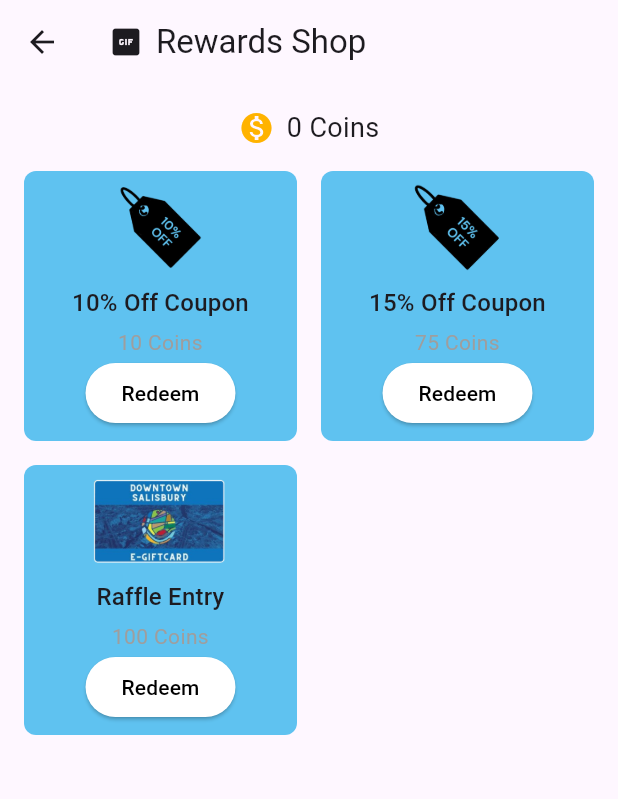
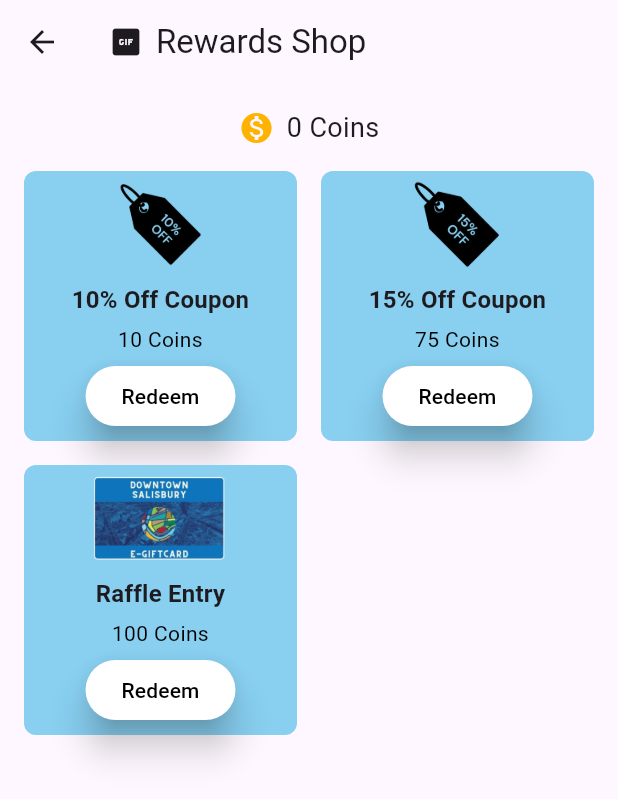
Before and after one commit to seanb1526/DowntownSalisbury-Flutter, a Flutter app: the RewardsScreen screen opened directly, on a phone screen of 412 x 824 dp. Shown: the top 799 px of the screen. Run offline on Flutter 3.47's test engine with Material 3 defaults, Android fonts, the phone set to English and light mode, and no system bars; our stand-ins replace cloud_firestore, firebase_auth, firebase_core, firebase_messaging, flutter_svg, location and 2 more; missing offline and left inert: flutter_inappwebview, flutter_reactive_ble; accounts and stored records are empty.

Commit message:
Final design and styling for Beta v1 of Reward Store complete

```diff
--- a/lib/widgets/reward_item.dart
+++ b/lib/widgets/reward_item.dart
@@ -18,7 +18,7 @@ class RewardItem extends StatelessWidget {
     return Container(
       decoration: BoxDecoration(
         color: const Color.fromARGB(
-            255, 95, 194, 240), // Light blue background color
+            255, 136, 207, 240), // Light blue background color
         borderRadius: BorderRadius.circular(8),
       ),
       child: Column(
@@ -38,15 +38,18 @@ class RewardItem extends StatelessWidget {
           SizedBox(height: 8),
           Text(
             title,
-            style: Theme.of(context).textTheme.titleMedium,
+            style: Theme.of(context).textTheme.titleMedium?.copyWith(
+                  fontWeight: FontWeight.bold, // Makes the text bold
+                ),
             textAlign: TextAlign.center, // Center the title text
           ),
           SizedBox(height: 4),
           Text(
             cost,
-            style: TextStyle(color: Colors.grey),
+            style: TextStyle(color: const Color.fromARGB(255, 0, 0, 0)),
             textAlign: TextAlign.center, // Center the cost text
           ),
+          SizedBox(height: 4),
           // ElevatedButton with updated style
           ElevatedButton(
             onPressed: onRedeem,
@@ -54,9 +57,10 @@ class RewardItem extends StatelessWidget {
               backgroundColor: Colors.white, // Button background color
               foregroundColor:
                   const Color.fromARGB(255, 0, 0, 0), // Button text color
+              elevation: 10, // Add elevation to create a shadow
             ),
             child: Text('Redeem'),
-          ),
+          )
         ],
       ),
     );
```
